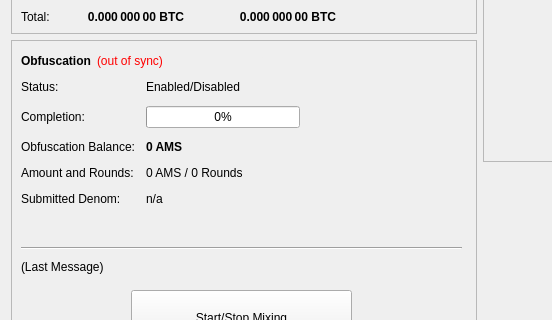
This is src/qt/forms/overviewpage.ui in listedlinked/superbee as Qt 5 draws it before an edit; both pictures show x 0 to 552 and y 182 to 502 of the 960 by 615 pixel window. The edited form follows.
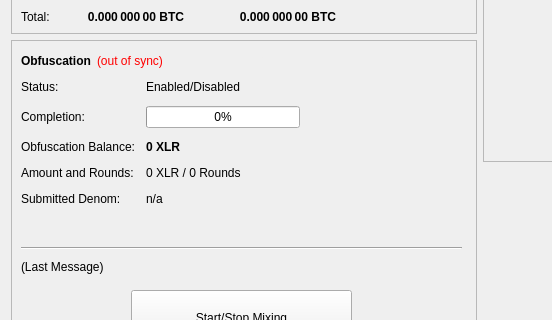
This is the edited form.

What changed in the file:
```diff
--- a/src/qt/forms/overviewpage.ui
+++ b/src/qt/forms/overviewpage.ui
@@ -474,7 +474,7 @@
               </font>
              </property>
              <property name="text">
-              <string notr="true">0 AMS</string>
+              <string notr="true">0 XLR</string>
              </property>
             </widget>
            </item>
@@ -488,7 +488,7 @@
            <item row="3" column="1">
             <widget class="QLabel" name="labelAmountRounds">
              <property name="text">
-              <string>0 AMS / 0 Rounds</string>
+              <string>0 XLR / 0 Rounds</string>
              </property>
             </widget>
            </item>
```
